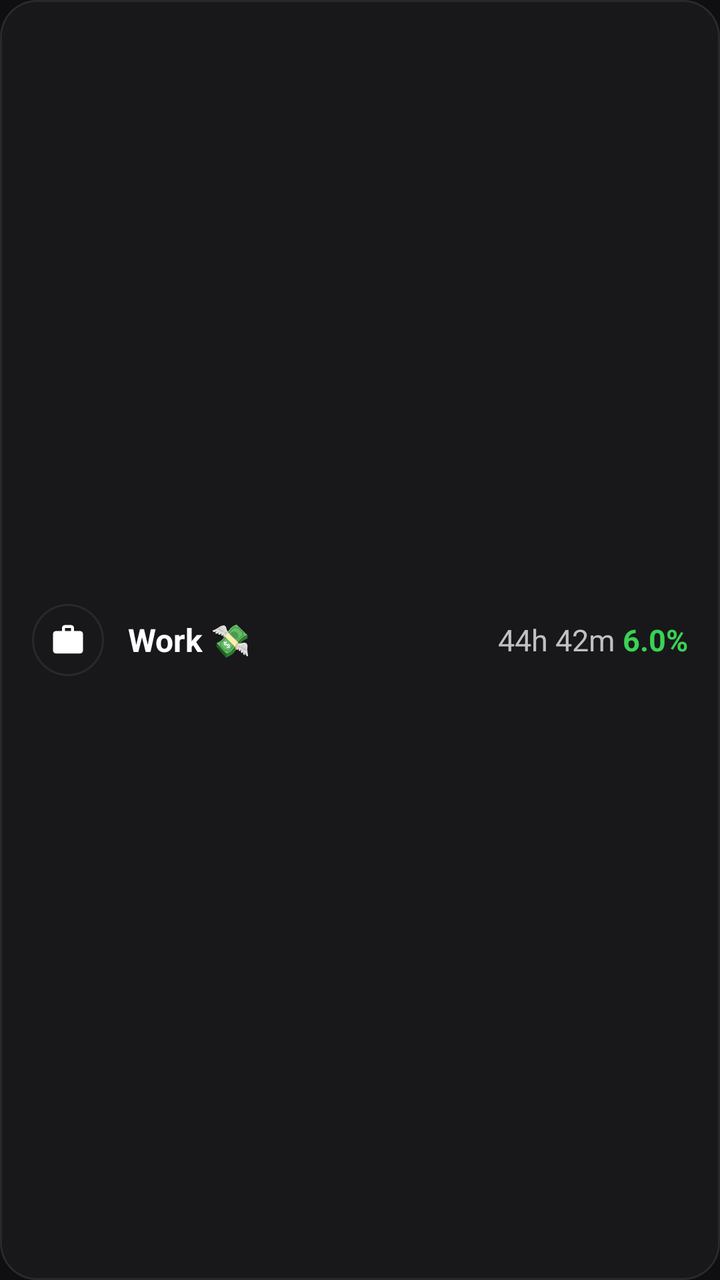
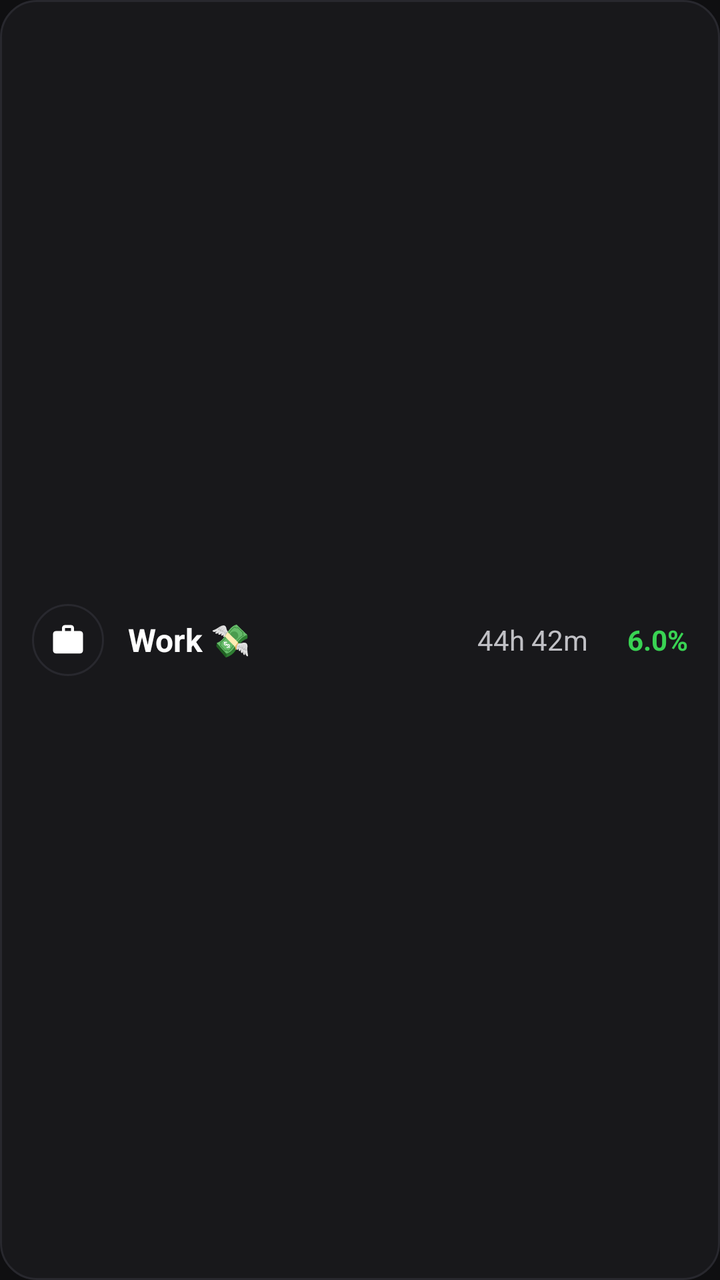

An Android layout rendered at two revisions. The XML below is the earlier revision; the diff shows what the commit changed to produce the second picture.
<!-- AndroidManifest.xml: application theme Theme.LifeFlow -->
<!-- res/layout/item_stat_row.xml -->
<?xml version="1.0" encoding="utf-8"?>
<LinearLayout xmlns:android="http://schemas.android.com/apk/res/android"
    xmlns:app="http://schemas.android.com/apk/res-auto"
    android:layout_width="match_parent"
    android:layout_height="wrap_content"
    android:layout_marginVertical="6dp"
    android:background="@drawable/bg_rounded_card"
    android:gravity="center_vertical"
    android:orientation="horizontal"
    android:paddingHorizontal="16dp"
    android:paddingVertical="14dp">

    
    <FrameLayout
        android:id="@+id/stat_icon_bg"
        android:layout_width="36dp"
        android:layout_height="36dp"
        android:layout_marginEnd="12dp"
        android:background="@drawable/bg_rounded_card">

        <ImageView
            android:id="@+id/iv_stat_icon"
            android:layout_width="18dp"
            android:layout_height="18dp"
            android:layout_gravity="center"
            android:src="@drawable/ic_work"
            android:contentDescription="@string/nav_activities" />
    </FrameLayout>

    
    <TextView
        android:id="@+id/tv_stat_name"
        android:layout_width="0dp"
        android:layout_height="wrap_content"
        android:layout_weight="1"
        android:ellipsize="end"
        android:maxLines="1"
        android:text="Work 💸"
        android:textColor="@color/white"
        android:textSize="16sp"
        android:textStyle="bold"
        android:textDirection="locale"
        android:textAlignment="viewStart" />

    
    <View
        android:id="@+id/view_active_pulse"
        android:layout_width="8dp"
        android:layout_height="8dp"
        android:layout_marginEnd="6dp"
        android:background="@drawable/bg_dot_circle"
        android:visibility="gone" />

    
    <TextView
        android:id="@+id/tv_stat_duration"
        android:layout_width="wrap_content"
        android:layout_height="wrap_content"
        android:layout_marginStart="16dp"
        android:layout_marginEnd="4dp"
        android:text="44h 42m"
        android:textColor="#C0C0C5"
        android:textSize="15sp" />

    
    <TextView
        android:id="@+id/tv_stat_percentage"
        android:layout_width="wrap_content"
        android:layout_height="wrap_content"
        android:text="6.0%"
        android:textColor="@color/primary"
        android:textSize="15sp"
        android:textStyle="bold" />

</LinearLayout>
<!-- resources referenced by this layout -->
<resources>
  <color name="primary">#39D353</color>
  <color name="white">#FFFFFFFF</color>
  <!-- drawable bg_dot_circle (drawable) -->
  <?xml version="1.0" encoding="utf-8"?>
  <shape xmlns:android="http://schemas.android.com/apk/res/android"
      android:shape="oval">
      <solid android:color="@color/primary" />
      <size
          android:width="9dp"
          android:height="9dp" />
  </shape>
  <!-- drawable bg_rounded_card (drawable) -->
  <?xml version="1.0" encoding="utf-8"?>
  <shape xmlns:android="http://schemas.android.com/apk/res/android"
      android:shape="rectangle">
      <corners android:radius="18dp" />
      <solid android:color="@color/surface" />
      <stroke
          android:width="1dp"
          android:color="@color/card_stroke" />
  </shape>
  <!-- drawable ic_work (drawable) -->
  <vector xmlns:android="http://schemas.android.com/apk/res/android"
      android:width="24dp"
      android:height="24dp"
      android:viewportWidth="24"
      android:viewportHeight="24">
      <path
          android:fillColor="@color/white"
          android:pathData="M20,6h-4V4c0,-1.11 -0.89,-2 -2,-2h-4c-1.11,0 -2,0.89 -2,2v2H4c-1.11,0 -1.99,0.89 -1.99,2L2,19c0,1.11 0.89,2 2,2h16c1.11,0 2,-0.89 2,-2V8c0,-1.11 -0.89,-2 -2,-2zm-6,0h-4V4h4v2z" />
  </vector>
  <string name="nav_activities">Activities</string>
  <style name="Theme.LifeFlow" parent="Theme.Material3.DayNight.NoActionBar">
          
          <item name="colorPrimary">@color/primary</item>
          <item name="colorPrimaryVariant">@color/primary_dark</item>
          <item name="colorOnPrimary">@color/on_primary</item>
          <item name="colorPrimaryContainer">@color/primary_container</item>
          <item name="colorOnPrimaryContainer">@color/on_primary_container</item>
  
          
          <item name="colorSecondary">@color/secondary</item>
          <item name="colorSecondaryContainer">@color/secondary_container</item>
          <item name="colorOnSecondary">@color/on_secondary</item>
          <item name="colorOnSecondaryContainer">@color/on_secondary_container</item>
  
          
          <item name="android:colorBackground">@color/background</item>
          <item name="colorSurface">@color/surface</item>
          <item name="colorSurfaceVariant">@color/surface_variant</item>
          <item name="colorOnBackground">@color/text_primary</item>
          <item name="colorOnSurface">@color/text_primary</item>
  
          
          <item name="android:statusBarColor">@color/background</item>
          <item name="android:windowLightStatusBar">false</item>
          <item name="android:navigationBarColor">@color/background</item>
          <item name="android:windowLightNavigationBar">false</item>
      </style>
  <color name="surface">#18181B</color>
  <color name="card_stroke">#28282E</color>
  <color name="primary_dark">#28A745</color>
  <color name="on_primary">#000000</color>
  <color name="primary_container">#1A3320</color>
  <color name="on_primary_container">#39D353</color>
  <color name="secondary">#8E8E93</color>
  <color name="secondary_container">#2C2C2E</color>
  <color name="on_secondary">#FFFFFF</color>
  <color name="on_secondary_container">#E5E5EA</color>
  <color name="background">#0F0F11</color>
  <color name="surface_variant">#242428</color>
  <color name="text_primary">#FFFFFF</color>
</resources>

<!-- the commit's change to res/layout/item_stat_row.xml (unified diff, before → after) -->
@@ -56,20 +56,22 @@
         android:id="@+id/tv_stat_duration"
         android:layout_width="wrap_content"
         android:layout_height="wrap_content"
-        android:layout_marginStart="16dp"
-        android:layout_marginEnd="4dp"
+        android:layout_marginStart="12dp"
+        android:layout_marginEnd="8dp"
         android:text="44h 42m"
         android:textColor="#C0C0C5"
-        android:textSize="15sp" />
+        android:textSize="14sp" />
 
     
     <TextView
         android:id="@+id/tv_stat_percentage"
         android:layout_width="wrap_content"
         android:layout_height="wrap_content"
+        android:gravity="end"
+        android:minWidth="42dp"
         android:text="6.0%"
         android:textColor="@color/primary"
-        android:textSize="15sp"
+        android:textSize="14sp"
         android:textStyle="bold" />
 
 </LinearLayout>
